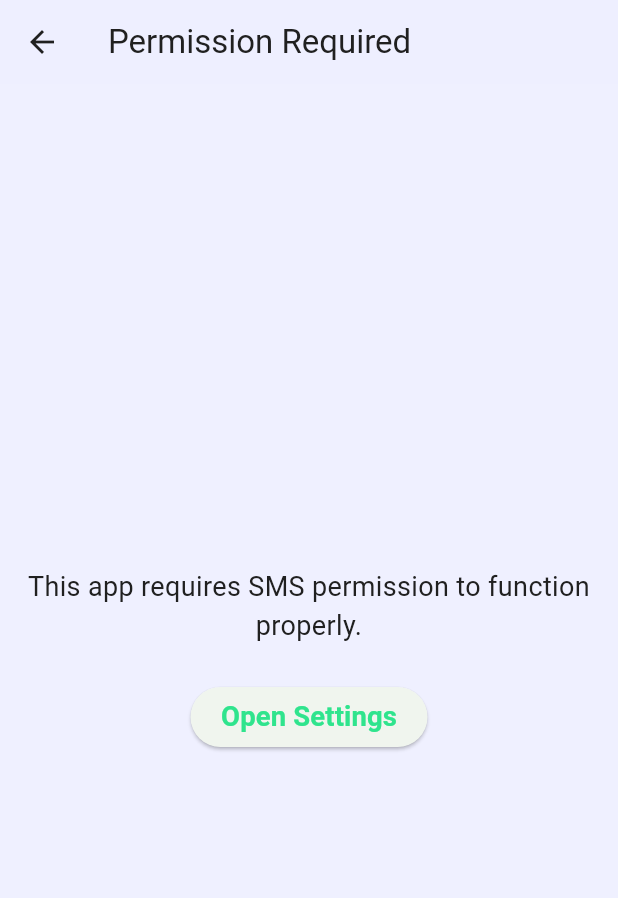
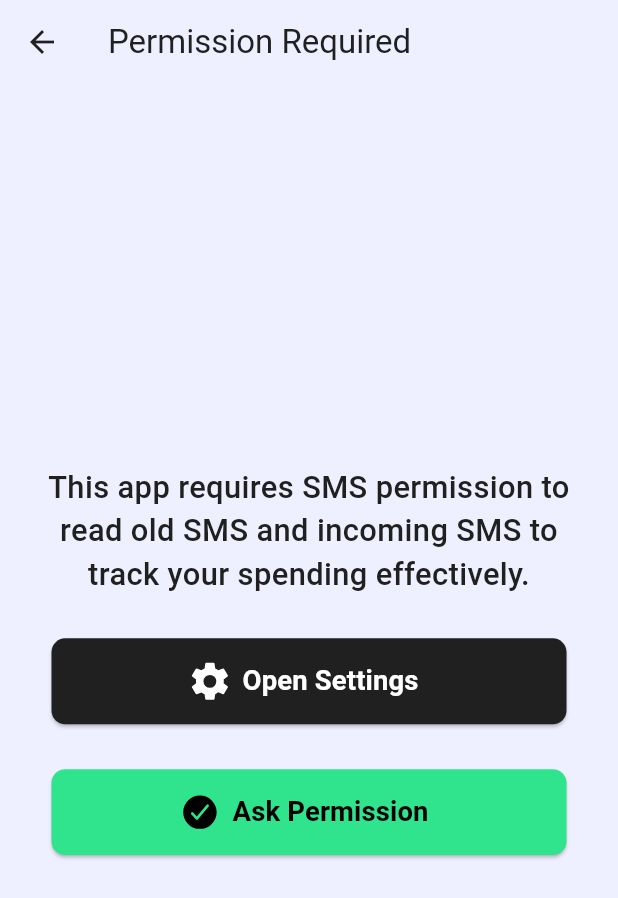
Before and after one commit to foxy17/cashflow.ai, a Flutter app: the PermissionDeniedScreen screen opened by its route, on a phone screen of 412 x 824 dp. Shown: the top 898 px of the screen. Run offline on Flutter 3.47's test engine with Material 3 defaults, Android fonts, the phone set to English and light mode, and no system bars; our stand-ins replace auto_route, flutter_riverpod, flutter_screenutil, get_it, ionicons, permission_handler and 1 more; generated files the repository leaves out were written again.

Commit message:
🔒 feat: add SMS permissions and enhance permission screen UI

```diff
--- a/lib/core/permissions/permission_handler.dart
+++ b/lib/core/permissions/permission_handler.dart
@@ -9,4 +9,14 @@ class PermissionHandler {
   static Future<bool> checkSmsPermission() async {
     return await Permission.sms.isGranted;
   }
+
+  Future<bool> hasRequiredPermissions() async {
+    final status = await Permission.location.status;
+    return status.isGranted;
+  }
+
+  Future<bool> requestPermissions() async {
+    final status = await Permission.location.request();
+    return status.isGranted;
+  }
 }
--- a/lib/core/theme/theme_factory.dart
+++ b/lib/core/theme/theme_factory.dart
@@ -25,14 +25,17 @@ class UniversalThemeFactory extends AppThemeDataFactory {
       textTheme: textTheme,
       materialTheme: ThemeData(
         colorScheme: ColorScheme.fromSeed(
+          brightness: Brightness.dark,
           seedColor: colors.emerald,
           // Use surface instead of background
           surface: colors.antiflashWhite,
           onSurface: colors.gunMetal,
           primary: colors.emerald,
+          onPrimary: colors.black,
           error: colors.bittersweet,
           onError: colors.antiflashWhite,
-          // Add surfaceContainer colors for proper elevation tinting
+          tertiary: colors.lightBlack,
+          onTertiary: colors.white,
           surfaceContainer: colors.platinum,
           surfaceContainerHigh: colors.darkGunMetal,
         ),
--- a/lib/shared/theme/app_colors.dart
+++ b/lib/shared/theme/app_colors.dart
@@ -5,10 +5,12 @@ class AppColors {
   final Color platinum = const Color(0xE4E4E4FF);
   final Color bittersweet = const Color.fromRGBO(252, 90, 92, 1);
   final Color emerald = const Color.fromRGBO(47, 228, 141, 1);
-  final Color black = const Color(0x0d0d0dFF);
+  final Color lightBlack = const Color(0x0d0d0dFF);
+  final Color black = const Color.fromARGB(255, 0, 0, 1);
   final Color gunMetal = const Color.fromRGBO(32, 32, 32, 1);
   final Color darkGunMetal = const Color.fromRGBO(202, 202, 202, 1);
   final Color popBlue = const Color.fromRGBO(51, 158, 252, 1);
+  final Color white = const Color(0xFFFFFFFF);
 
   // Add more colors if needed
 }
--- a/lib/shared/theme/theme_extensions.dart
+++ b/lib/shared/theme/theme_extensions.dart
@@ -10,4 +10,5 @@ extension ThemeExtension on BuildContext {
   AppTextTheme get textTheme => theme.textTheme;
   ThemeMode get themeMode => ThemeProvider.of(this).mode;
   void toggleTheme() => ThemeProvider.of(this).toggle();
+  ColorScheme get colorScheme => theme.materialTheme.colorScheme;
 }
--- a/lib/shared/ui/screens/permission_denied_screen.dart
+++ b/lib/shared/ui/screens/permission_denied_screen.dart
@@ -1,34 +1,116 @@
 import 'package:auto_route/auto_route.dart';
+import 'package:cashflow_ai/core/permissions/permission_handler.dart';
 import 'package:cashflow_ai/shared/shared.dart';
 import 'package:flutter/material.dart';
+import 'package:flutter_screenutil/flutter_screenutil.dart';
 import 'package:permission_handler/permission_handler.dart';
+import 'package:ionicons/ionicons.dart';
 
 @RoutePage()
-class PermissionDeniedScreen extends StatelessWidget {
-  static const String name = 'PermissionDeniedScreen';
+class PermissionDeniedScreen extends StatefulWidget {
   const PermissionDeniedScreen({super.key});
+
+  @override
+  State<PermissionDeniedScreen> createState() => _PermissionDeniedScreenState();
+}
+
+class _PermissionDeniedScreenState extends State<PermissionDeniedScreen> with WidgetsBindingObserver {
+  @override
+  void initState() {
+    super.initState();
+    WidgetsBinding.instance.addObserver(this);
+  }
+
+  @override
+  void dispose() {
+    WidgetsBinding.instance.removeObserver(this);
+    super.dispose();
+  }
+
+  @override
+  void didChangeAppLifecycleState(AppLifecycleState state) {
+    if (state == AppLifecycleState.resumed) {
+      _checkAndNavigateIfPermissionGranted();
+    }
+  }
+
+  Future<void> _checkAndNavigateIfPermissionGranted() async {
+    final bool hasPermission = await PermissionHandler().hasRequiredPermissions();
+    if (hasPermission && mounted) {
+      Navigator.of(context).pushReplacementNamed('/home');
+    }
+  }
 
   @override
   Widget build(BuildContext context) {
     return Scaffold(
       appBar: AppBar(title: const Text('Permission Required')),
-      body: Center(
+      body: Padding(
+        padding: EdgeInsets.symmetric(horizontal: 12.w),
+        child: Center(
           child: Column(
             mainAxisAlignment: MainAxisAlignment.center,
             children: [
-            const Text(
-              'This app requires SMS permission to function properly.',
+               Text(
+                'This app requires SMS permission to read old SMS and incoming SMS to track your spending effectively.',
                 textAlign: TextAlign.center,
-              style: TextStyle(fontSize: 18),
+                style: TextStyle(fontSize: 18.sp, color: context.theme.colors.gunMetal,fontWeight: FontWeight.w500),
               ),
-            20.sbh,
-            ElevatedButton(
+              24.sbh,
+              Column(
+                children: [
+                  SizedBox(
+                    width: 300.w,
+                    child: ElevatedButton.icon(
                       onPressed: () => openAppSettings(),
-              child: const Text('Open Settings'),
+                      style: ElevatedButton.styleFrom(
+                        minimumSize: Size(double.infinity, 48.h),
+                        backgroundColor: context.colorScheme.onSurface,
+                        shape: RoundedRectangleBorder(
+                          borderRadius: BorderRadius.circular(8.w),
+                        ),
+                      ),
+                      icon:  Icon(Ionicons.settings_sharp, color: context.colorScheme.onTertiary, size: 24.sp,),
+                      label:  Text(
+                        'Open Settings',
+                        style: TextStyle(color: context.colorScheme.onTertiary, fontSize: 16.sp),
+                      ),
+                    ),
+                  ),
+                  25.sbh,
+                  SizedBox(
+                    width: 300.w,
+                    child: ElevatedButton.icon(
+                      onPressed: () => requestPermission(),
+                      style: ElevatedButton.styleFrom(
+                        minimumSize: Size(double.infinity, 48.h),
+                        backgroundColor: context.colorScheme.primary,
+                        shape: RoundedRectangleBorder(
+                          borderRadius: BorderRadius.circular(8.w),
+                        ),
+                      ),
+                      icon: Icon(Ionicons.checkmark_circle, color: context.colorScheme.onPrimary, size: 24.sp,),
+                      label: Text(
+                        'Ask Permission',
+                        style: TextStyle(color: context.colorScheme.onPrimary, fontSize: 16.sp),
+                      ),
+                    ),
+                  ),
+                ],
               ),
             ],
           ),
         ),
+      ),
     );
   }
+
+  Future<void> requestPermission() async {
+    final isGranted = await PermissionHandler.requestSmsPermission();
+    if (isGranted) {
+      // Handle the case when permission is granted
+    } else {
+      // Handle the case when permission is denied
     }
+  }
+}
--- a/pubspec.yaml
+++ b/pubspec.yaml
@@ -44,6 +44,7 @@ dependencies:
   # The following adds the Cupertino Icons font to your application.
   # Use with the CupertinoIcons class for iOS style icons.
   cupertino_icons: ^1.0.8
+  google_fonts: ^6.2.1
 
 dev_dependencies:
   flutter_test:
```
Also changed, not shown: lib/main.dart (+7 -8 lines), pubspec.lock, 1 other file. Lines whose indentation alone changed are shown as unchanged.
